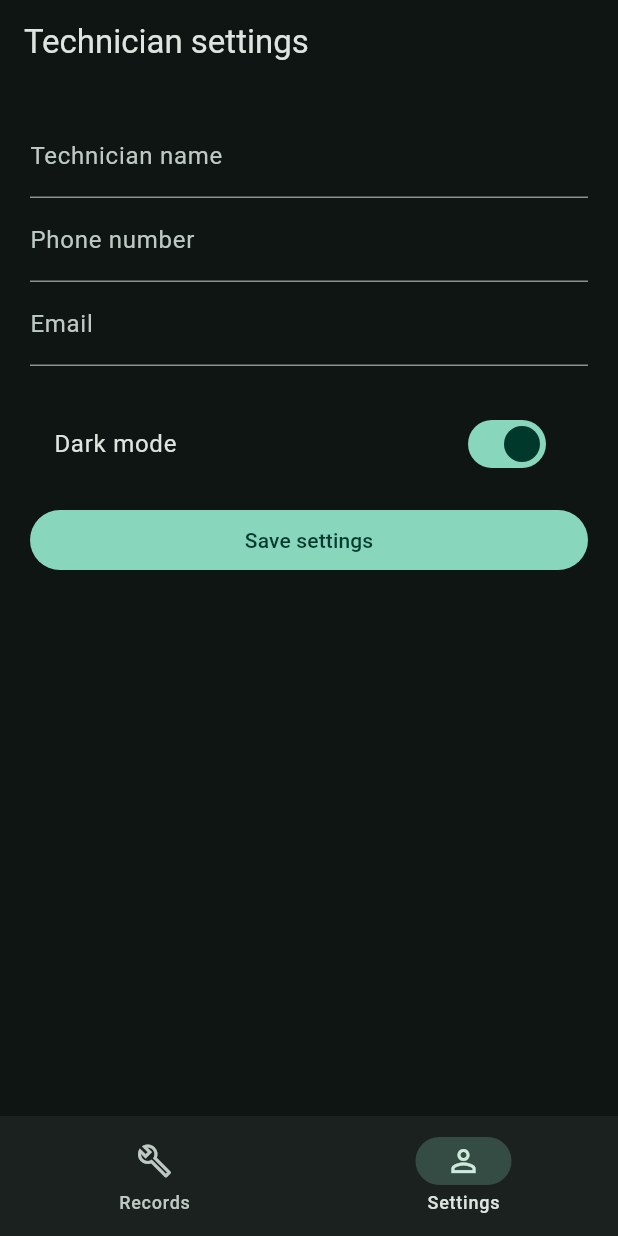
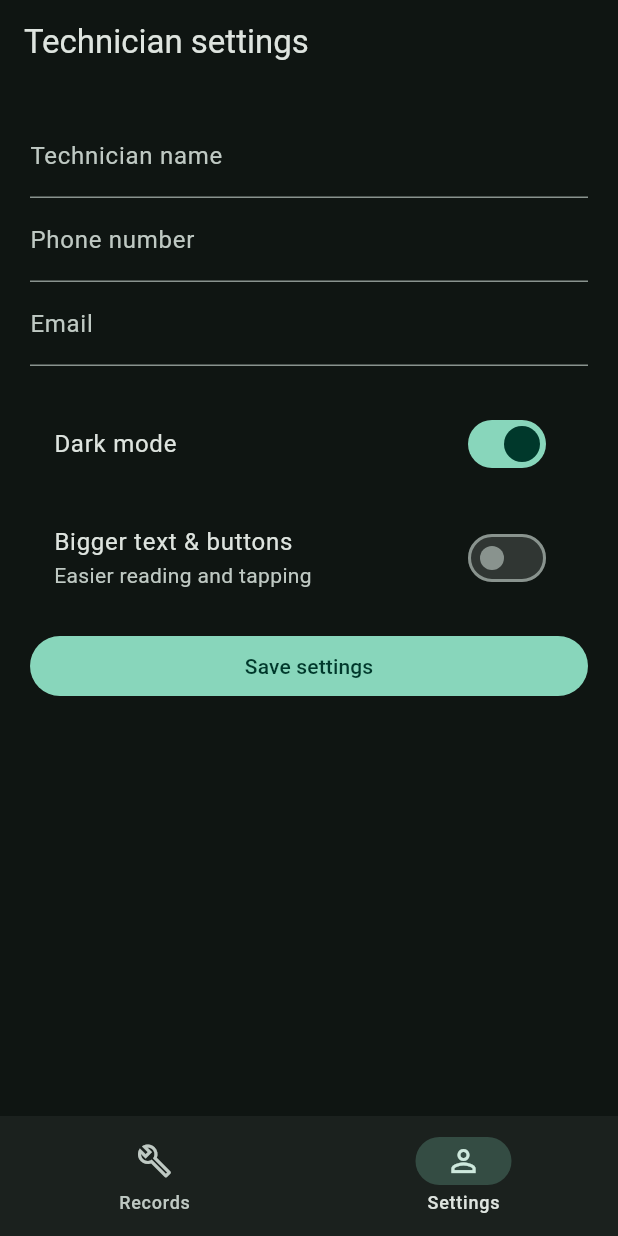
Before and after one commit to John-Codes/vehicle-maintenance-tracker, a Flutter app: the screen it shows after launch, item 2 of the bottom bar chosen, after a tap on "Save settings", on a phone screen of 412 x 824 dp. Run offline on Flutter 3.47's test engine with Material 3 defaults, Android fonts, the phone set to English and light mode, and no system bars; our stand-ins replace pdf, printing, share_plus, shared_preferences; missing offline and left inert: excel; network calls fail.

Commit message:
Add opt-in 'Bigger text & buttons' toggle: variable-driven sizing, off by default, persisted

```diff
--- a/lib/app/app.dart
+++ b/lib/app/app.dart
@@ -1,14 +1,19 @@
 import 'package:flutter/material.dart';
+import '../core/large_display.dart';
 import '../features/profile/settings_page.dart';
 import '../features/records/records_page.dart';
 
 final themeNotifier = ValueNotifier<ThemeMode>(ThemeMode.dark);
 
-class TrackerApp extends StatelessWidget {
+class TrackerApp extends StatefulWidget {
   const TrackerApp({super.key});
+  @override State<TrackerApp> createState() => _TrackerAppState();
+}
 
-  @override
-  Widget build(BuildContext context) => ValueListenableBuilder(
+class _TrackerAppState extends State<TrackerApp> {
+  @override void initState() { super.initState(); loadBiggerTextButtonsSetting(); }
+
+  @override Widget build(BuildContext context) => ValueListenableBuilder(
         valueListenable: themeNotifier,
         builder: (_, mode, child) => MaterialApp(
           title: 'Service Tracker',
@@ -22,6 +27,16 @@ class TrackerApp extends StatelessWidget {
             useMaterial3: true,
           ),
           themeMode: mode,
+          builder: (context, child) => ValueListenableBuilder<bool>(
+            valueListenable: biggerTextButtonsNotifier,
+            builder: (_, bigger, app) => MediaQuery(
+              data: MediaQuery.of(context).copyWith(
+                textScaler: TextScaler.linear(bigger ? 1.1 : 1.0),
+              ),
+              child: app!,
+            ),
+            child: child,
+          ),
           home: const _Home(),
         ),
       );
--- /dev/null
+++ b/lib/core/large_display.dart
@@ -0,0 +1,19 @@
+import 'package:flutter/foundation.dart';
+import 'package:shared_preferences/shared_preferences.dart';
+
+const _biggerTextButtonsKey = 'biggerTextButtons';
+
+final biggerTextButtonsNotifier = ValueNotifier<bool>(false);
+
+bool get biggerTextButtonsEnabled => biggerTextButtonsNotifier.value;
+
+Future<void> loadBiggerTextButtonsSetting() async {
+  final prefs = await SharedPreferences.getInstance();
+  biggerTextButtonsNotifier.value = prefs.getBool(_biggerTextButtonsKey) ?? false;
+}
+
+Future<void> saveBiggerTextButtonsSetting(bool value) async {
+  biggerTextButtonsNotifier.value = value;
+  final prefs = await SharedPreferences.getInstance();
+  await prefs.setBool(_biggerTextButtonsKey, value);
+}
--- a/lib/features/editor/record_editor_page.dart
+++ b/lib/features/editor/record_editor_page.dart
@@ -1,4 +1,5 @@
 import 'package:flutter/material.dart';
+import '../../core/large_display.dart';
 import '../exports/export_service.dart';
 import '../records/check_step.dart';
 import '../records/records_repository.dart';
@@ -48,10 +49,10 @@ class _RecordEditorPageState extends State<RecordEditorPage> {
         TextField(controller: workers, decoration: const InputDecoration(labelText: 'Worker names (comma separated)')),
         const SizedBox(height: 12), const Text('Inspection', style: TextStyle(fontWeight: FontWeight.bold)),
         ...record.steps.map((s) => StepTile(step: s, onChanged: update, onDelete: () => setState(() => record = record.copyWith(steps: record.steps.where((x) => x.id != s.id).toList())))),
-        OutlinedButton.icon(onPressed: () => setState(() => record = record.copyWith(steps: [...record.steps, CheckStep(id: DateTime.now().microsecondsSinceEpoch.toString(), title: 'New item')])), icon: const Icon(Icons.add), label: const Text('Add item')),
+        OutlinedButton.icon(onPressed: () => setState(() => record = record.copyWith(steps: [...record.steps, CheckStep(id: DateTime.now().microsecondsSinceEpoch.toString(), title: 'New item')])), style: OutlinedButton.styleFrom(minimumSize: biggerTextButtonsEnabled ? const Size.fromHeight(52) : null), icon: const Icon(Icons.add), label: const Text('Add item')),
         TextField(controller: notes, maxLines: 3, decoration: const InputDecoration(labelText: 'Notes')),
         TextField(controller: next, maxLines: 3, decoration: const InputDecoration(labelText: 'Next steps')),
-        const SizedBox(height: 16), FilledButton(onPressed: save, child: const Text('Save record')),
+        const SizedBox(height: 16), FilledButton(onPressed: save, style: FilledButton.styleFrom(minimumSize: biggerTextButtonsEnabled ? const Size.fromHeight(52) : null), child: const Text('Save record')),
       ]),
     );
   }
--- a/lib/features/editor/step_tile.dart
+++ b/lib/features/editor/step_tile.dart
@@ -1,4 +1,5 @@
 import 'package:flutter/material.dart';
+import '../../core/large_display.dart';
 import '../records/check_step.dart';
 class StepTile extends StatefulWidget {
   final CheckStep step; final ValueChanged<CheckStep> onChanged; final VoidCallback onDelete;
@@ -10,5 +11,5 @@ class _StepTileState extends State<StepTile> {
   @override void dispose(){title.dispose();value.dispose();notes.dispose();super.dispose();}
   void change({bool?d,bool?na}){final n=na??widget.step.notApplicable;final dn=n?false:(d??widget.step.done);widget.onChanged(widget.step.copyWith(title:title.text,done:dn,notApplicable:n,value:value.text,notes:notes.text));}
   void info(){if(widget.step.description.isEmpty)return;showDialog(context:context,builder:(_)=>AlertDialog(title:Text(widget.step.title),content:Text(widget.step.description),actions:[TextButton(onPressed:()=>Navigator.pop(context),child:const Text('Close'))]));}
-  @override Widget build(BuildContext c){final n=widget.step.notApplicable;return Card(child:ExpansionTile(leading:Row(mainAxisSize:MainAxisSize.min,children:[Checkbox(value:n?false:widget.step.done,onChanged:n?null:(x)=>change(d:x)),TextButton(onPressed:()=>change(na:!n),child:Text('N/A',style:TextStyle(color:n?Colors.orange:Colors.grey)))]),title:Text(widget.step.title,style:TextStyle(decoration:n?TextDecoration.lineThrough:null,color:n?Colors.grey:null)),trailing:Row(mainAxisSize:MainAxisSize.min,children:[if(widget.step.description.isNotEmpty)IconButton(icon:const Icon(Icons.info_outline),onPressed:info),IconButton(icon:const Icon(Icons.delete_outline),onPressed:widget.onDelete)]),childrenPadding:const EdgeInsets.fromLTRB(16,0,16,16),children:[TextField(controller:title,enabled:!n,decoration:const InputDecoration(labelText:'Title')),TextField(controller:value,enabled:!n,decoration:const InputDecoration(labelText:'Value')),TextField(controller:notes,enabled:!n,maxLines:2,decoration:const InputDecoration(labelText:'Notes'))]));}
+  @override Widget build(BuildContext c){final n=widget.step.notApplicable;final big=biggerTextButtonsEnabled;final iconSize=big?26.0:24.0;return Card(child:ExpansionTile(leading:Row(mainAxisSize:MainAxisSize.min,children:[Checkbox(value:n?false:widget.step.done,onChanged:n?null:(x)=>change(d:x)),TextButton(onPressed:()=>change(na:!n),style:TextButton.styleFrom(minimumSize:big?const Size(64,52):null,padding:big?const EdgeInsets.symmetric(horizontal:14):null),child:Text('N/A',style:TextStyle(fontSize:big?16:14,color:n?Colors.orange:Colors.grey)))]),title:Text(widget.step.title,style:TextStyle(decoration:n?TextDecoration.lineThrough:null,color:n?Colors.grey:null)),trailing:Row(mainAxisSize:MainAxisSize.min,children:[if(widget.step.description.isNotEmpty)IconButton(icon:Icon(Icons.info_outline,size:iconSize),onPressed:info),IconButton(icon:Icon(Icons.delete_outline,size:iconSize),onPressed:widget.onDelete)]),childrenPadding:const EdgeInsets.fromLTRB(16,0,16,16),children:[TextField(controller:title,enabled:!n,decoration:const InputDecoration(labelText:'Title')),TextField(controller:value,enabled:!n,decoration:const InputDecoration(labelText:'Value')),TextField(controller:notes,enabled:!n,maxLines:2,decoration:const InputDecoration(labelText:'Notes'))]));}
 }
--- a/lib/features/profile/settings_page.dart
+++ b/lib/features/profile/settings_page.dart
@@ -1,6 +1,7 @@
 import 'package:flutter/material.dart';
 import '../../app/app.dart';
 import '../../core/cold_start_notice.dart';
+import '../../core/large_display.dart';
 import 'profile_repository.dart';
 import 'technician.dart';
 
@@ -37,6 +38,16 @@ class _SettingsPageState extends State<SettingsPage> {
         ),
       ),
       const SizedBox(height: 12),
+      ValueListenableBuilder<bool>(
+        valueListenable: biggerTextButtonsNotifier,
+        builder: (_, bigger, child) => SwitchListTile(
+          title: const Text('Bigger text & buttons'),
+          subtitle: const Text('Easier reading and tapping'),
+          value: bigger,
+          onChanged: (value) => saveBiggerTextButtonsSetting(value),
+        ),
+      ),
+      const SizedBox(height: 12),
       FilledButton(onPressed: _save, child: const Text('Save settings')),
     ]),
   );
--- a/lib/features/records/records_page.dart
+++ b/lib/features/records/records_page.dart
@@ -1,4 +1,5 @@
 import 'package:flutter/material.dart';
+import '../../core/large_display.dart';
 import '../../core/cold_start_notice.dart';
 import '../editor/record_editor_page.dart';
 import 'records_repository.dart';
@@ -29,7 +30,7 @@ class _RecordsPageState extends State<RecordsPage> {
         direction: DismissDirection.endToStart,
         background: Container(alignment: Alignment.centerRight, padding: const EdgeInsets.only(right: 20), color: Colors.red, child: const Icon(Icons.delete, color: Colors.white)),
         confirmDismiss: (_) async { await confirmDelete(r); return false; },
-        child: ListTile(
+        child: ListTile(minVerticalPadding: biggerTextButtonsEnabled ? 12 : null, contentPadding: biggerTextButtonsEnabled ? const EdgeInsets.symmetric(horizontal: 20, vertical: 8) : null,
           title: Text(r.vehicleNumber.isEmpty ? 'New service record' : r.vehicleNumber), subtitle: Text('${r.dateStarted.split('T').first} · $done/${r.steps.length} complete'),
           trailing: Row(mainAxisSize: MainAxisSize.min, children: [
             IconButton(icon: const Icon(Icons.delete_outline, color: Colors.red), onPressed: () => confirmDelete(r)),
--- a/pubspec.yaml
+++ b/pubspec.yaml
@@ -37,6 +37,7 @@ dependencies:
   excel: ^4.0.6
   http: ^1.6.0
   path_provider: ^2.1.5
+  shared_preferences: ^2.3.3
   pdf: ^3.11.3
   printing: ^5.14.2
   share_plus: ^10.1.4
```
Also changed, not shown: pubspec.lock.
